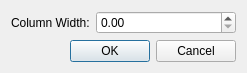
The window that scribus/ui/tablecolumnwidthsdialog.ui (scribusproject/scribus) describes before a commit, drawn with Qt 5.
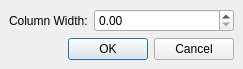
The same window after the commit. Custom widgets are drawn as their Qt base class.

Commit message: #16456: Unify margins and spacing for dialogs, set 4 <bubu>

```diff
--- a/scribus/ui/tablecolumnwidthsdialog.ui
+++ b/scribus/ui/tablecolumnwidthsdialog.ui
@@ -17,6 +17,18 @@
    <bool>true</bool>
   </property>
   <layout class="QVBoxLayout" name="verticalLayout">
+   <property name="leftMargin">
+    <number>9</number>
+   </property>
+   <property name="topMargin">
+    <number>9</number>
+   </property>
+   <property name="rightMargin">
+    <number>9</number>
+   </property>
+   <property name="bottomMargin">
+    <number>9</number>
+   </property>
    <item>
     <layout class="QFormLayout" name="formLayout">
      <item row="0" column="0">
```
The commit also changes 7 other files.
